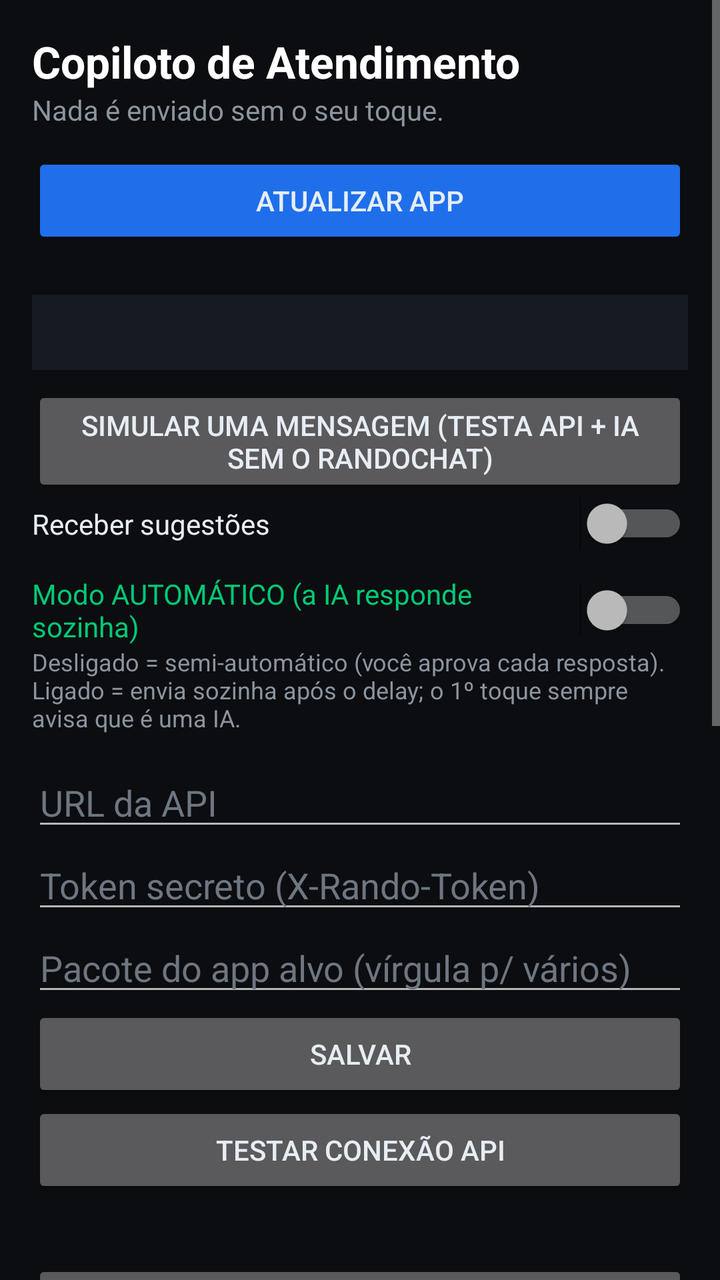
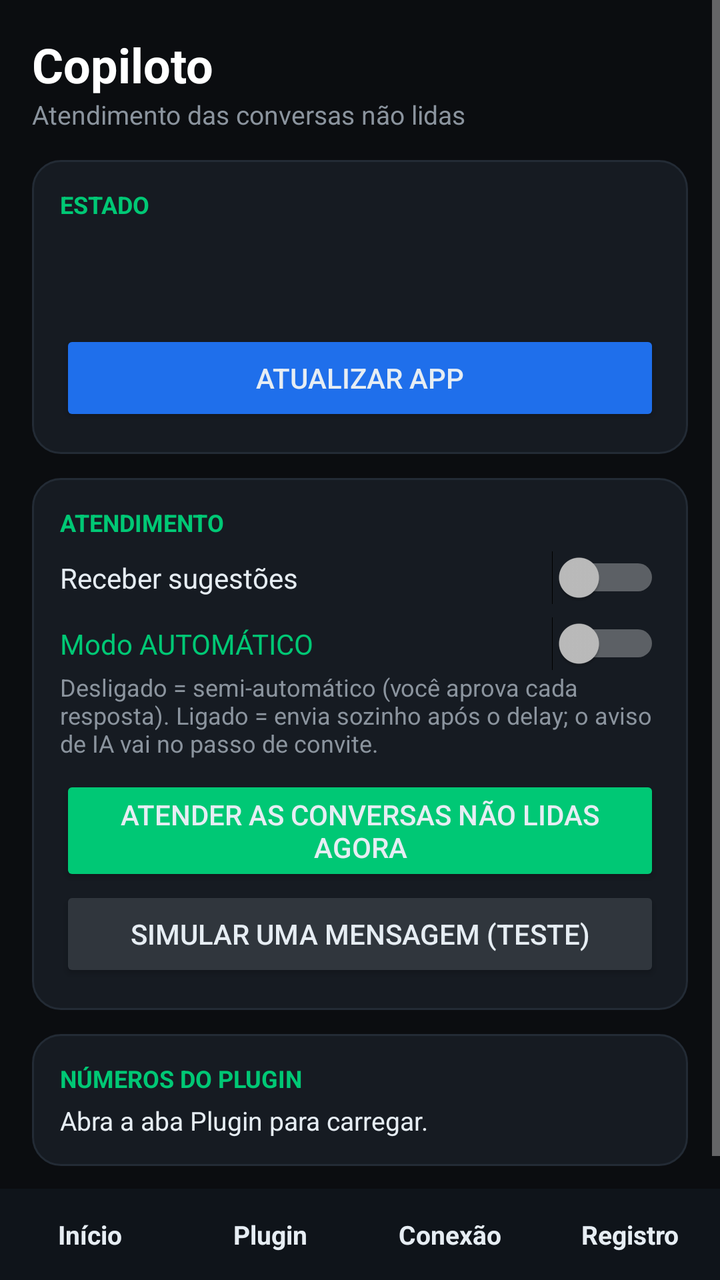

An Android layout rendered at two revisions. The XML below is the earlier revision; the diff shows what the commit changed to produce the second picture.
<!-- AndroidManifest.xml: application theme Theme.Copiloto -->
<!-- res/layout/activity_main.xml -->
<?xml version="1.0" encoding="utf-8"?>
<ScrollView xmlns:android="http://schemas.android.com/apk/res/android"
    android:layout_width="match_parent" android:layout_height="match_parent"
    android:background="#0B0D10" android:fillViewport="true">

    <LinearLayout
        android:layout_width="match_parent" android:layout_height="wrap_content"
        android:orientation="vertical" android:padding="16dp">

        <TextView android:layout_width="wrap_content" android:layout_height="wrap_content"
            android:text="Copiloto de Atendimento" android:textColor="#FFFFFF"
            android:textSize="22sp" android:textStyle="bold" />
        <TextView android:layout_width="wrap_content" android:layout_height="wrap_content"
            android:layout_marginBottom="12dp"
            android:text="Nada é enviado sem o seu toque." android:textColor="#8B949E" />

        <Button android:id="@+id/btUpdate" android:layout_width="match_parent"
            android:layout_height="wrap_content" android:backgroundTint="#1F6FEB"
            android:text="ATUALIZAR APP" />
        <TextView android:id="@+id/tvVer" android:layout_width="match_parent"
            android:layout_height="wrap_content" android:layout_marginBottom="4dp"
            android:textColor="#58A6FF" android:textSize="14sp" android:textStyle="bold" />
        <TextView android:id="@+id/tvHealth" android:layout_width="match_parent"
            android:layout_height="wrap_content" android:layout_marginBottom="8dp"
            android:background="#161B22" android:padding="10dp"
            android:textColor="#E6EDF3" android:textSize="13sp" />
        <Button android:id="@+id/btSim" android:layout_width="match_parent"
            android:layout_height="wrap_content"
            android:text="SIMULAR UMA MENSAGEM (testa API + IA sem o RandoChat)" />

        <Switch android:id="@+id/swAtivo" android:layout_width="match_parent"
            android:layout_height="wrap_content" android:text="Receber sugestões"
            android:textColor="#E6EDF3" android:layout_marginBottom="12dp" />

        <Switch android:id="@+id/swAuto" android:layout_width="match_parent"
            android:layout_height="wrap_content" android:text="Modo AUTOMÁTICO (a IA responde sozinha)"
            android:textColor="#00C875" />
        <TextView android:id="@+id/tvAutoInfo" android:layout_width="match_parent"
            android:layout_height="wrap_content" android:layout_marginBottom="12dp"
            android:textColor="#8B949E" android:textSize="12sp"
            android:text="Desligado = semi-automático (você aprova cada resposta). Ligado = envia sozinha após o delay; o 1º toque sempre avisa que é uma IA." />

        <EditText android:id="@+id/etUrl" android:layout_width="match_parent"
            android:layout_height="wrap_content" android:hint="URL da API"
            android:inputType="textUri" android:textColor="#E6EDF3" android:textColorHint="#6E7681" />
        <EditText android:id="@+id/etToken" android:layout_width="match_parent"
            android:layout_height="wrap_content" android:hint="Token secreto (X-Rando-Token)"
            android:inputType="textPassword" android:textColor="#E6EDF3" android:textColorHint="#6E7681" />
        <EditText android:id="@+id/etPkg" android:layout_width="match_parent"
            android:layout_height="wrap_content" android:hint="Pacote do app alvo (vírgula p/ vários)"
            android:inputType="text" android:textColor="#E6EDF3" android:textColorHint="#6E7681" />

        <Button android:id="@+id/btSalvar" android:layout_width="match_parent"
            android:layout_height="wrap_content" android:text="SALVAR" />

        <Button android:id="@+id/btTest" android:layout_width="match_parent"
            android:layout_height="wrap_content" android:text="TESTAR CONEXÃO API" />

        <TextView android:id="@+id/tvPerm" android:layout_width="match_parent"
            android:layout_height="wrap_content" android:layout_marginTop="12dp"
            android:textColor="#E6EDF3" />
        <Button android:id="@+id/btAcc" android:layout_width="match_parent"
            android:layout_height="wrap_content"
            android:text="1) ATIVAR ENVIO PELA TELA (acessibilidade) — padrão para responder" />
        <Button android:id="@+id/btScan" android:layout_width="match_parent"
            android:layout_height="wrap_content" android:backgroundTint="#00C875"
            android:text="2) ATENDER AS CONVERSAS NÃO LIDAS AGORA" />
        <Button android:id="@+id/btNotif" android:layout_width="match_parent"
            android:layout_height="wrap_content" android:text="Conceder acesso às notificações" />
        <Button android:id="@+id/btOverlay" android:layout_width="match_parent"
            android:layout_height="wrap_content" android:text="Permitir sobrepor a outros apps" />

        <Button android:id="@+id/btBattery" android:layout_width="match_parent"
            android:layout_height="wrap_content" android:text="Ignorar otimização de bateria (recomendado)" />

        <TextView android:layout_width="wrap_content" android:layout_height="wrap_content"
            android:layout_marginTop="16dp" android:text="Diagnóstico (o que o app está vendo)"
            android:textColor="#F5A524" android:textStyle="bold" />
        <Button android:id="@+id/btUsePkg" android:layout_width="match_parent"
            android:layout_height="wrap_content" android:text="USAR PACOTE DA ÚLTIMA NOTIFICAÇÃO RECEBIDA" />
        <TextView android:id="@+id/tvDiag" android:layout_width="match_parent"
            android:layout_height="wrap_content" android:background="#161B22"
            android:padding="12dp" android:textColor="#C9D1D9" android:textSize="11sp"
            android:text="Nenhuma notificação vista ainda. Se continuar vazio com mensagens chegando, falta o acesso às notificações." />

        <TextView android:layout_width="wrap_content" android:layout_height="wrap_content"
            android:layout_marginTop="16dp" android:text="Últimas sugestões"
            android:textColor="#00C875" android:textStyle="bold" />
        <TextView android:id="@+id/tvHist" android:layout_width="match_parent"
            android:layout_height="wrap_content" android:background="#161B22"
            android:padding="12dp" android:textColor="#E6EDF3" android:text="—" />
    </LinearLayout>
</ScrollView>
<!-- resources referenced by this layout -->
<resources>
  <style name="Theme.Copiloto" parent="Theme.AppCompat.NoActionBar">
          <item name="android:windowBackground">#0B0D10</item>
          <item name="android:textColor">#E6EDF3</item>
          <item name="android:statusBarColor">#0B0D10</item>
      </style>
</resources>

<!-- the commit's change to res/layout/activity_main.xml (unified diff, before → after) -->
@@ -1,93 +1,217 @@
 <?xml version="1.0" encoding="utf-8"?>
-<ScrollView xmlns:android="http://schemas.android.com/apk/res/android"
+<LinearLayout xmlns:android="http://schemas.android.com/apk/res/android"
     android:layout_width="match_parent" android:layout_height="match_parent"
-    android:background="#0B0D10" android:fillViewport="true">
-
-    <LinearLayout
-        android:layout_width="match_parent" android:layout_height="wrap_content"
-        android:orientation="vertical" android:padding="16dp">
-
-        <TextView android:layout_width="wrap_content" android:layout_height="wrap_content"
-            android:text="Copiloto de Atendimento" android:textColor="#FFFFFF"
-            android:textSize="22sp" android:textStyle="bold" />
-        <TextView android:layout_width="wrap_content" android:layout_height="wrap_content"
-            android:layout_marginBottom="12dp"
-            android:text="Nada é enviado sem o seu toque." android:textColor="#8B949E" />
-
-        <Button android:id="@+id/btUpdate" android:layout_width="match_parent"
-            android:layout_height="wrap_content" android:backgroundTint="#1F6FEB"
-            android:text="ATUALIZAR APP" />
-        <TextView android:id="@+id/tvVer" android:layout_width="match_parent"
-            android:layout_height="wrap_content" android:layout_marginBottom="4dp"
-            android:textColor="#58A6FF" android:textSize="14sp" android:textStyle="bold" />
-        <TextView android:id="@+id/tvHealth" android:layout_width="match_parent"
-            android:layout_height="wrap_content" android:layout_marginBottom="8dp"
-            android:background="#161B22" android:padding="10dp"
-            android:textColor="#E6EDF3" android:textSize="13sp" />
-        <Button android:id="@+id/btSim" android:layout_width="match_parent"
-            android:layout_height="wrap_content"
-            android:text="SIMULAR UMA MENSAGEM (testa API + IA sem o RandoChat)" />
-
-        <Switch android:id="@+id/swAtivo" android:layout_width="match_parent"
-            android:layout_height="wrap_content" android:text="Receber sugestões"
-            android:textColor="#E6EDF3" android:layout_marginBottom="12dp" />
-
-        <Switch android:id="@+id/swAuto" android:layout_width="match_parent"
-            android:layout_height="wrap_content" android:text="Modo AUTOMÁTICO (a IA responde sozinha)"
-            android:textColor="#00C875" />
-        <TextView android:id="@+id/tvAutoInfo" android:layout_width="match_parent"
-            android:layout_height="wrap_content" android:layout_marginBottom="12dp"
-            android:textColor="#8B949E" android:textSize="12sp"
-            android:text="Desligado = semi-automático (você aprova cada resposta). Ligado = envia sozinha após o delay; o 1º toque sempre avisa que é uma IA." />
-
-        <EditText android:id="@+id/etUrl" android:layout_width="match_parent"
-            android:layout_height="wrap_content" android:hint="URL da API"
-            android:inputType="textUri" android:textColor="#E6EDF3" android:textColorHint="#6E7681" />
-        <EditText android:id="@+id/etToken" android:layout_width="match_parent"
-            android:layout_height="wrap_content" android:hint="Token secreto (X-Rando-Token)"
-            android:inputType="textPassword" android:textColor="#E6EDF3" android:textColorHint="#6E7681" />
-        <EditText android:id="@+id/etPkg" android:layout_width="match_parent"
-            android:layout_height="wrap_content" android:hint="Pacote do app alvo (vírgula p/ vários)"
-            android:inputType="text" android:textColor="#E6EDF3" android:textColorHint="#6E7681" />
-
-        <Button android:id="@+id/btSalvar" android:layout_width="match_parent"
-            android:layout_height="wrap_content" android:text="SALVAR" />
-
-        <Button android:id="@+id/btTest" android:layout_width="match_parent"
-            android:layout_height="wrap_content" android:text="TESTAR CONEXÃO API" />
-
-        <TextView android:id="@+id/tvPerm" android:layout_width="match_parent"
-            android:layout_height="wrap_content" android:layout_marginTop="12dp"
-            android:textColor="#E6EDF3" />
-        <Button android:id="@+id/btAcc" android:layout_width="match_parent"
-            android:layout_height="wrap_content"
-            android:text="1) ATIVAR ENVIO PELA TELA (acessibilidade) — padrão para responder" />
-        <Button android:id="@+id/btScan" android:layout_width="match_parent"
-            android:layout_height="wrap_content" android:backgroundTint="#00C875"
-            android:text="2) ATENDER AS CONVERSAS NÃO LIDAS AGORA" />
-        <Button android:id="@+id/btNotif" android:layout_width="match_parent"
-            android:layout_height="wrap_content" android:text="Conceder acesso às notificações" />
-        <Button android:id="@+id/btOverlay" android:layout_width="match_parent"
-            android:layout_height="wrap_content" android:text="Permitir sobrepor a outros apps" />
-
-        <Button android:id="@+id/btBattery" android:layout_width="match_parent"
-            android:layout_height="wrap_content" android:text="Ignorar otimização de bateria (recomendado)" />
-
-        <TextView android:layout_width="wrap_content" android:layout_height="wrap_content"
-            android:layout_marginTop="16dp" android:text="Diagnóstico (o que o app está vendo)"
-            android:textColor="#F5A524" android:textStyle="bold" />
-        <Button android:id="@+id/btUsePkg" android:layout_width="match_parent"
-            android:layout_height="wrap_content" android:text="USAR PACOTE DA ÚLTIMA NOTIFICAÇÃO RECEBIDA" />
-        <TextView android:id="@+id/tvDiag" android:layout_width="match_parent"
-            android:layout_height="wrap_content" android:background="#161B22"
-            android:padding="12dp" android:textColor="#C9D1D9" android:textSize="11sp"
-            android:text="Nenhuma notificação vista ainda. Se continuar vazio com mensagens chegando, falta o acesso às notificações." />
-
-        <TextView android:layout_width="wrap_content" android:layout_height="wrap_content"
-            android:layout_marginTop="16dp" android:text="Últimas sugestões"
-            android:textColor="#00C875" android:textStyle="bold" />
-        <TextView android:id="@+id/tvHist" android:layout_width="match_parent"
-            android:layout_height="wrap_content" android:background="#161B22"
-            android:padding="12dp" android:textColor="#E6EDF3" android:text="—" />
+    android:background="#0B0D10" android:orientation="vertical">
+
+    <FrameLayout android:layout_width="match_parent" android:layout_height="0dp" android:layout_weight="1">
+
+        
+        <ScrollView android:id="@+id/pageHome" android:layout_width="match_parent" android:layout_height="match_parent">
+            <LinearLayout android:layout_width="match_parent" android:layout_height="wrap_content"
+                android:orientation="vertical" android:padding="16dp">
+
+                <TextView android:layout_width="wrap_content" android:layout_height="wrap_content"
+                    android:text="Copiloto" android:textColor="#FFFFFF" android:textSize="24sp" android:textStyle="bold" />
+                <TextView android:layout_width="wrap_content" android:layout_height="wrap_content"
+                    android:layout_marginBottom="14dp" android:text="Atendimento das conversas não lidas"
+                    android:textColor="#8B949E" android:textSize="13sp" />
+
+                <LinearLayout android:layout_width="match_parent" android:layout_height="wrap_content"
+                    android:layout_marginBottom="12dp" android:background="@drawable/card"
+                    android:orientation="vertical" android:padding="14dp">
+                    <TextView android:layout_width="wrap_content" android:layout_height="wrap_content"
+                        android:text="ESTADO" android:textColor="#00C875" android:textSize="12sp" android:textStyle="bold" />
+                    <TextView android:id="@+id/tvVer" android:layout_width="match_parent"
+                        android:layout_height="wrap_content" android:layout_marginTop="4dp"
+                        android:textColor="#58A6FF" android:textSize="14sp" android:textStyle="bold" />
+                    <TextView android:id="@+id/tvHealth" android:layout_width="match_parent"
+                        android:layout_height="wrap_content" android:layout_marginTop="6dp"
+                        android:textColor="#E6EDF3" android:textSize="13sp" />
+                    <Button android:id="@+id/btUpdate" android:layout_width="match_parent"
+                        android:layout_height="wrap_content" android:layout_marginTop="8dp"
+                        android:backgroundTint="#1F6FEB" android:text="ATUALIZAR APP" />
+                </LinearLayout>
+
+                <LinearLayout android:layout_width="match_parent" android:layout_height="wrap_content"
+                    android:layout_marginBottom="12dp" android:background="@drawable/card"
+                    android:orientation="vertical" android:padding="14dp">
+                    <TextView android:layout_width="wrap_content" android:layout_height="wrap_content"
+                        android:text="ATENDIMENTO" android:textColor="#00C875" android:textSize="12sp" android:textStyle="bold" />
+                    <Switch android:id="@+id/swAtivo" android:layout_width="match_parent"
+                        android:layout_height="wrap_content" android:layout_marginTop="6dp"
+                        android:text="Receber sugestões" android:textColor="#E6EDF3" />
+                    <Switch android:id="@+id/swAuto" android:layout_width="match_parent"
+                        android:layout_height="wrap_content" android:layout_marginTop="6dp"
+                        android:text="Modo AUTOMÁTICO" android:textColor="#00C875" />
+                    <TextView android:id="@+id/tvAutoInfo" android:layout_width="match_parent"
+                        android:layout_height="wrap_content" android:layout_marginBottom="8dp"
+                        android:textColor="#8B949E" android:textSize="12sp"
+                        android:text="Desligado = semi-automático (você aprova cada resposta). Ligado = envia sozinho após o delay; o aviso de IA vai no passo de convite." />
+                    <Button android:id="@+id/btScan" android:layout_width="match_parent"
+                        android:layout_height="wrap_content" android:backgroundTint="#00C875"
+                        android:text="ATENDER AS CONVERSAS NÃO LIDAS AGORA" />
+                    <Button android:id="@+id/btSim" android:layout_width="match_parent"
+                        android:layout_height="wrap_content" android:backgroundTint="#30363D"
+                        android:text="SIMULAR UMA MENSAGEM (teste)" />
+                </LinearLayout>
+
+                <LinearLayout android:layout_width="match_parent" android:layout_height="wrap_content"
+                    android:layout_marginBottom="12dp" android:background="@drawable/card"
+                    android:orientation="vertical" android:padding="14dp">
+                    <TextView android:layout_width="wrap_content" android:layout_height="wrap_content"
+                        android:text="NÚMEROS DO PLUGIN" android:textColor="#00C875" android:textSize="12sp" android:textStyle="bold" />
+                    <TextView android:id="@+id/tvStats" android:layout_width="match_parent"
+                        android:layout_height="wrap_content" android:layout_marginTop="4dp"
+                        android:textColor="#E6EDF3" android:textSize="13sp"
+                        android:text="Abra a aba Plugin para carregar." />
+                </LinearLayout>
+            </LinearLayout>
+        </ScrollView>
+
+        
+        <ScrollView android:id="@+id/pagePlugin" android:layout_width="match_parent"
+            android:layout_height="match_parent" android:visibility="gone">
+            <LinearLayout android:layout_width="match_parent" android:layout_height="wrap_content"
+                android:orientation="vertical" android:padding="16dp">
+
+                <TextView android:layout_width="wrap_content" android:layout_height="wrap_content"
+                    android:text="Configurar o plugin" android:textColor="#FFFFFF" android:textSize="22sp" android:textStyle="bold" />
+                <TextView android:id="@+id/tvCfgStatus" android:layout_width="match_parent"
+                    android:layout_height="wrap_content" android:layout_marginBottom="10dp"
+                    android:textColor="#8B949E" android:textSize="13sp"
+                    android:text="Tudo o que existe no painel do WordPress está aqui." />
+
+                <Button android:id="@+id/btLoadCfg" android:layout_width="match_parent"
+                    android:layout_height="wrap_content" android:backgroundTint="#30363D"
+                    android:text="CARREGAR DO PLUGIN" />
+                <Button android:id="@+id/btSaveCfg" android:layout_width="match_parent"
+                    android:layout_height="wrap_content" android:layout_marginBottom="12dp"
+                    android:backgroundTint="#00C875" android:text="SALVAR NO PLUGIN" />
+
+                <LinearLayout android:id="@+id/llCfg" android:layout_width="match_parent"
+                    android:layout_height="wrap_content" android:orientation="vertical" />
+
+                <LinearLayout android:layout_width="match_parent" android:layout_height="wrap_content"
+                    android:layout_marginTop="4dp" android:layout_marginBottom="12dp"
+                    android:background="@drawable/card" android:orientation="vertical" android:padding="14dp">
+                    <TextView android:layout_width="wrap_content" android:layout_height="wrap_content"
+                        android:text="AÇÕES" android:textColor="#00C875" android:textSize="12sp" android:textStyle="bold" />
+                    <Button android:id="@+id/btPurge" android:layout_width="match_parent"
+                        android:layout_height="wrap_content" android:backgroundTint="#30363D"
+                        android:text="LIMPAR REGISTROS COM MAIS DE 7 DIAS" />
+                    <Button android:id="@+id/btRegenToken" android:layout_width="match_parent"
+                        android:layout_height="wrap_content" android:backgroundTint="#E11D48"
+                        android:text="GERAR NOVO TOKEN" />
+                </LinearLayout>
+            </LinearLayout>
+        </ScrollView>
+
+        
+        <ScrollView android:id="@+id/pageConn" android:layout_width="match_parent"
+            android:layout_height="match_parent" android:visibility="gone">
+            <LinearLayout android:layout_width="match_parent" android:layout_height="wrap_content"
+                android:orientation="vertical" android:padding="16dp">
+
+                <TextView android:layout_width="wrap_content" android:layout_height="wrap_content"
+                    android:layout_marginBottom="10dp" android:text="Conexão e permissões"
+                    android:textColor="#FFFFFF" android:textSize="22sp" android:textStyle="bold" />
+
+                <LinearLayout android:layout_width="match_parent" android:layout_height="wrap_content"
+                    android:layout_marginBottom="12dp" android:background="@drawable/card"
+                    android:orientation="vertical" android:padding="14dp">
+                    <TextView android:layout_width="wrap_content" android:layout_height="wrap_content"
+                        android:text="CONEXÃO COM O PLUGIN" android:textColor="#00C875" android:textSize="12sp" android:textStyle="bold" />
+                    <EditText android:id="@+id/etUrl" android:layout_width="match_parent"
+                        android:layout_height="wrap_content" android:hint="URL da API" android:inputType="textUri"
+                        android:textColor="#E6EDF3" android:textColorHint="#6E7681" />
+                    <EditText android:id="@+id/etToken" android:layout_width="match_parent"
+                        android:layout_height="wrap_content" android:hint="Token secreto" android:inputType="textPassword"
+                        android:textColor="#E6EDF3" android:textColorHint="#6E7681" />
+                    <EditText android:id="@+id/etPkg" android:layout_width="match_parent"
+                        android:layout_height="wrap_content" android:hint="Pacote do app alvo" android:inputType="text"
+                        android:textColor="#E6EDF3" android:textColorHint="#6E7681" />
+                    <Button android:id="@+id/btSalvar" android:layout_width="match_parent"
+                        android:layout_height="wrap_content" android:backgroundTint="#00C875" android:text="SALVAR" />
+                    <Button android:id="@+id/btTest" android:layout_width="match_parent"
+                        android:layout_height="wrap_content" android:backgroundTint="#30363D" android:text="TESTAR CONEXÃO API" />
+                    <Button android:id="@+id/btUsePkg" android:layout_width="match_parent"
+                        android:layout_height="wrap_content" android:backgroundTint="#30363D"
+                        android:text="USAR PACOTE DA ÚLTIMA NOTIFICAÇÃO" />
+                </LinearLayout>
+
+                <LinearLayout android:layout_width="match_parent" android:layout_height="wrap_content"
+                    android:layout_marginBottom="12dp" android:background="@drawable/card"
+                    android:orientation="vertical" android:padding="14dp">
+                    <TextView android:layout_width="wrap_content" android:layout_height="wrap_content"
+                        android:text="PERMISSÕES" android:textColor="#00C875" android:textSize="12sp" android:textStyle="bold" />
+                    <TextView android:id="@+id/tvPerm" android:layout_width="match_parent"
+                        android:layout_height="wrap_content" android:layout_marginTop="4dp"
+                        android:textColor="#E6EDF3" android:textSize="13sp" />
+                    <Button android:id="@+id/btAcc" android:layout_width="match_parent"
+                        android:layout_height="wrap_content" android:backgroundTint="#30363D"
+                        android:text="1) ATIVAR ENVIO PELA TELA (acessibilidade)" />
+                    <Button android:id="@+id/btNotif" android:layout_width="match_parent"
+                        android:layout_height="wrap_content" android:backgroundTint="#30363D"
+                        android:text="2) ACESSO ÀS NOTIFICAÇÕES" />
+                    <Button android:id="@+id/btOverlay" android:layout_width="match_parent"
+                        android:layout_height="wrap_content" android:backgroundTint="#30363D"
+                        android:text="3) SOBREPOR A OUTROS APPS" />
+                    <Button android:id="@+id/btBattery" android:layout_width="match_parent"
+                        android:layout_height="wrap_content" android:backgroundTint="#30363D"
+                        android:text="4) IGNORAR OTIMIZAÇÃO DE BATERIA" />
+                </LinearLayout>
+            </LinearLayout>
+        </ScrollView>
+
+        
+        <ScrollView android:id="@+id/pageLog" android:layout_width="match_parent"
+            android:layout_height="match_parent" android:visibility="gone">
+            <LinearLayout android:layout_width="match_parent" android:layout_height="wrap_content"
+                android:orientation="vertical" android:padding="16dp">
+
+                <TextView android:layout_width="wrap_content" android:layout_height="wrap_content"
+                    android:layout_marginBottom="10dp" android:text="Registro"
+                    android:textColor="#FFFFFF" android:textSize="22sp" android:textStyle="bold" />
+
+                <LinearLayout android:layout_width="match_parent" android:layout_height="wrap_content"
+                    android:layout_marginBottom="12dp" android:background="@drawable/card"
+                    android:orientation="vertical" android:padding="14dp">
+                    <TextView android:layout_width="wrap_content" android:layout_height="wrap_content"
+                        android:text="DIAGNÓSTICO (o que o app está vendo)" android:textColor="#F5A524"
+                        android:textSize="12sp" android:textStyle="bold" />
+                    <TextView android:id="@+id/tvDiag" android:layout_width="match_parent"
+                        android:layout_height="wrap_content" android:layout_marginTop="6dp"
+                        android:textColor="#C9D1D9" android:textSize="11sp"
+                        android:text="Nada ainda. Se continuar vazio com mensagens chegando, falta o acesso às notificações." />
+                </LinearLayout>
+
+                <LinearLayout android:layout_width="match_parent" android:layout_height="wrap_content"
+                    android:layout_marginBottom="12dp" android:background="@drawable/card"
+                    android:orientation="vertical" android:padding="14dp">
+                    <TextView android:layout_width="wrap_content" android:layout_height="wrap_content"
+                        android:text="ÚLTIMAS SUGESTÕES" android:textColor="#00C875" android:textSize="12sp" android:textStyle="bold" />
+                    <TextView android:id="@+id/tvHist" android:layout_width="match_parent"
+                        android:layout_height="wrap_content" android:layout_marginTop="6dp"
+                        android:textColor="#E6EDF3" android:textSize="13sp" android:text="—" />
+                </LinearLayout>
+            </LinearLayout>
+        </ScrollView>
+    </FrameLayout>
+
+    
+    <LinearLayout android:layout_width="match_parent" android:layout_height="wrap_content"
+        android:background="#0F141A" android:orientation="horizontal">
+        <TextView android:id="@+id/tabHome" android:layout_width="0dp" android:layout_height="wrap_content"
+            android:layout_weight="1" android:gravity="center" android:padding="14dp"
+            android:text="Início" android:textSize="13sp" android:textStyle="bold" />
+        <TextView android:id="@+id/tabPlugin" android:layout_width="0dp" android:layout_height="wrap_content"
+            android:layout_weight="1" android:gravity="center" android:padding="14dp"
+            android:text="Plugin" android:textSize="13sp" android:textStyle="bold" />
+        <TextView android:id="@+id/tabConn" android:layout_width="0dp" android:layout_height="wrap_content"
+            android:layout_weight="1" android:gravity="center" android:padding="14dp"
+            android:text="Conexão" android:textSize="13sp" android:textStyle="bold" />
+        <TextView android:id="@+id/tabLog" android:layout_width="0dp" android:layout_height="wrap_content"
+            android:layout_weight="1" android:gravity="center" android:padding="14dp"
+            android:text="Registro" android:textSize="13sp" android:textStyle="bold" />
     </LinearLayout>
-</ScrollView>
+</LinearLayout>
<!-- resource entries referenced after the edit -->
@@ -1,5 +1,12 @@
 <!-- resources referenced by this layout -->
 <resources>
+  <!-- drawable card (drawable) -->
+  <?xml version="1.0" encoding="utf-8"?>
+  <shape xmlns:android="http://schemas.android.com/apk/res/android" android:shape="rectangle">
+      <solid android:color="#161B22" />
+      <corners android:radius="14dp" />
+      <stroke android:width="1dp" android:color="#232B35" />
+  </shape>
   <style name="Theme.Copiloto" parent="Theme.AppCompat.NoActionBar">
           <item name="android:windowBackground">#0B0D10</item>
           <item name="android:textColor">#E6EDF3</item>
